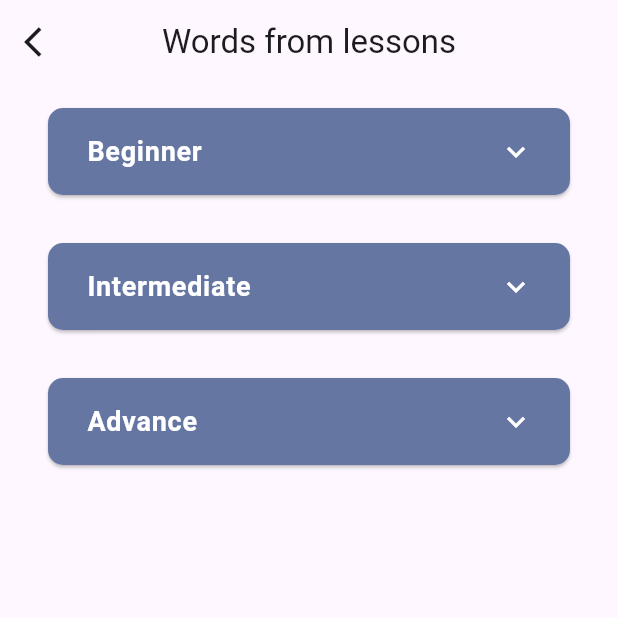
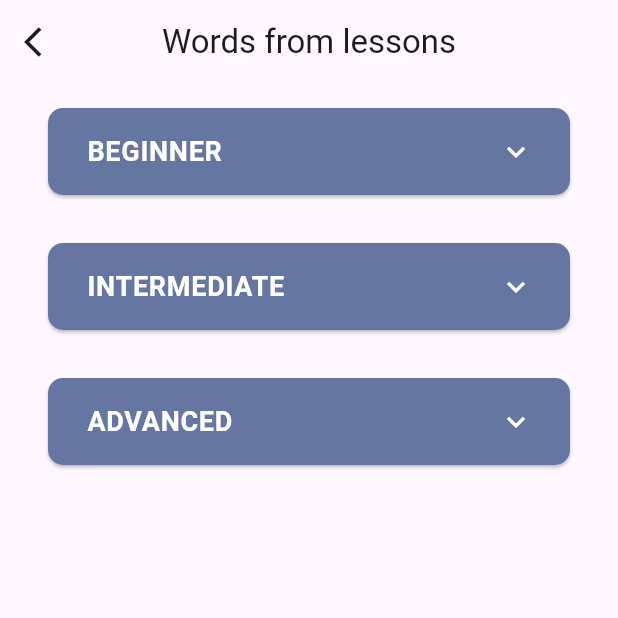
Before and after one commit to dkim-ua/English_hackathon, a Flutter app: the WordSetPage screen opened by its route, on a phone screen of 412 x 824 dp, the top half of it. Run offline on Flutter 3.47's test engine with Material 3 defaults, Android fonts, the phone set to English and light mode, and no system bars; our stand-ins replace auto_route, carousel_slider, flutter_chat_types, flutter_chat_ui, flutter_tts, syncfusion_flutter_charts; accounts and stored records are empty; network calls fail.

Commit message:
edit vocabulary_page and word_set_page

```diff
--- a/lib/pages/general/vocabulary/vocabulary_page.dart
+++ b/lib/pages/general/vocabulary/vocabulary_page.dart
@@ -13,7 +13,7 @@ class VocabularyPage extends StatefulWidget {
 }
 
 class _VocabularyPageState extends State<VocabularyPage> {
-  static const String baseIP = '192.168.137.1:7050';
+  static const String baseIP = '91.199.45.37:7050';
 
   final String userName = 'DAVID NEGR';
   final String userCourse = 'Lera Mais';
--- a/lib/pages/general/vocabulary/word_set_page.dart
+++ b/lib/pages/general/vocabulary/word_set_page.dart
@@ -1,83 +1,146 @@
+import 'dart:convert';
+
 import 'package:auto_route/auto_route.dart';
 import 'package:english_hakaton/route/route.gr.dart';
 import 'package:english_hakaton/theme/main_theme.dart';
 import 'package:flutter/material.dart';
 import 'package:flutter_chat_ui/flutter_chat_ui.dart';
+import 'package:http/http.dart' as http;
+
 @RoutePage()
 class WordSetPage extends StatefulWidget {
   const WordSetPage({Key? key}) : super(key: key); // Const constructor
 
   @override
-  _WordSetPageState createState() => _WordSetPageState();
+  WordSetPageState createState() => WordSetPageState();
 }
 
+class WordSetPageState extends State<WordSetPage> {
+  String userName = 'Words from lessons';
+  static const String baseIP = '91.199.45.37:7050';
+  static List<dynamic> wordSetLevelsForBeginner = List.empty();
+  static List<dynamic> wordSetLevelsForIntermediate = List.empty();
+  static List<dynamic> wordSetLevelsForAdvance = List.empty();
+  static List<dynamic> wordSet = List.empty();
 
-class _WordSetPageState extends State<WordSetPage> {
-  String userName = 'Words from lessons';
+  late Future<void> _loadData;
 
+// Define the isLoading flag
+  bool isLoading = true;
 
-  List<LessonProgress> lessonProgressList = [
-    LessonProgress(
-      lessonName: 'Beginner',
-      lessonNumber: 1,
-      progress: 200,
-      wordsProgress: 10,
-      levels: [
-        Level(name: "Animal",subLevel: 'A1', details: ["Lion", "Tiger","Eagle", "Parrot"]),
-        Level(name: "Animal", subLevel: 'A2',details: ["Lion", "Tiger","Eagle", "Parrot"]),
-        Level(name: "Sport", subLevel: 'A1',details: ["Pool", "Ball"]),
-        Level(name: "Sport", subLevel: 'A2',details: ["Pool", "Ball"]),
-        Level(name: "School", subLevel: 'A1',details: ["Notebook", "Pen","Teacher"]),
-        Level(name: "School", subLevel: 'A2',details: ["Notebook", "Pen","Teacher"]),
-      ],
-    ),
-    LessonProgress(
-      lessonName: 'Intermediate',
-      lessonNumber: 1,
-      progress: 200,
-      wordsProgress: 10,
-      levels: [
-        Level(name: "Animal",subLevel: 'B1', details: ["Lion", "Tiger","Eagle", "Parrot"]),
-        Level(name: "Animal", subLevel: 'B2',details: ["Lion", "Tiger","Eagle", "Parrot"]),
-        Level(name: "Sport", subLevel: 'B1',details: ["Pool", "Ball"]),
-        Level(name: "Sport", subLevel: 'B2',details: ["Pool", "Ball"]),
-        Level(name: "School", subLevel: 'B1',details: ["Notebook", "Pen","Teacher"]),
-        Level(name: "School", subLevel: 'B2',details: ["Notebook", "Pen","Teacher"]),
-      ],
-    ),
-    LessonProgress(
-      lessonName: 'Advance',
-      lessonNumber: 1,
-      progress: 200,
-      wordsProgress: 10,
-      levels: [
-        Level(name: "Animal",subLevel: 'C1', details: ["Lion", "Tiger","Eagle", "Parrot"]),
-        Level(name: "Animal", subLevel: 'C2',details: ["Lion", "Tiger","Eagle", "Parrot"]),
-        Level(name: "Sport", subLevel: 'C1',details: ["Pool", "Ball"]),
-        Level(name: "Sport", subLevel: 'C2',details: ["Pool", "Ball"]),
-        Level(name: "School", subLevel: 'C1',details: ["Notebook", "Pen","Teacher"]),
-        Level(name: "School", subLevel: 'C2',details: ["Notebook", "Pen","Teacher"]),
-      ],
-    )
+  @override
+  void initState() {
+    super.initState();
+    isLoading = true;
+    fetchData();
+  }
+
+  Future<void> fetchData() async {
+    try {
+      fetchWordSetsByLevel("BEGINNER");
+      fetchWordSetsByLevel("INTERMEDIATE");
+      fetchWordSetsByLevel("ADVANCED");
+      isLoading = false;
+      print(wordSetLevelsForBeginner);
+      print(wordSetLevelsForIntermediate);
+      print(wordSetLevelsForAdvance);
+
+      // createLessonProgressList();
+    } catch (e) {
+      print("Error fetching data: $e");
+      setState(() {
+        isLoading = false;
+      });
+    }
+  }
+
+  static List<LessonProgress> lessonProgressList = [
+    createLessonProgress("BEGINNER", wordSetLevelsForBeginner),
+    createLessonProgress("INTERMEDIATE", wordSetLevelsForIntermediate),
+    createLessonProgress("ADVANCED", wordSetLevelsForAdvance)
   ];
 
+  void createLessonProgressList() {
+    setState(() {
+      lessonProgressList = [
+        createLessonProgress("BEGINNER", wordSetLevelsForBeginner),
+        createLessonProgress(
+            "INTERMEDIATE", wordSetLevelsForIntermediate),
+        createLessonProgress("ADVANCED", wordSetLevelsForAdvance)
+      ];
+    });
+  }
 
+  static Future<void> fetchWordSetsByLevel(String level) async {
+    final response = await http
+        .get(Uri.http(baseIP, '/api/v1/word-set/get-word-sets-by-level', {
+      'english-level': level,
+    }));
+
+    try {
+      if (response.statusCode == 200) {
+        wordSetLevelsForBeginner = jsonDecode(response.body);
+        lessonProgressList.add(createLessonProgress(level, wordSetLevelsForBeginner));
+      } else {
+        throw Exception('Failed to load data');
+      }
+    } catch (e) {
+      throw Exception('Failed to load data $e');
+    }
+  }
+
+  static Future<List<dynamic>> fetchWordSetByName(String name) async {
+    final response =
+    await http.get(Uri.http(baseIP, '/api/v1/word-set/by-name', {
+      'name': name,
+    }));
+
+    try {
+      if (response.statusCode == 200) {
+        return jsonDecode(response.body);
+      } else {
+        throw Exception('Failed to load data');
+      }
+    } catch (e) {
+      throw Exception('Failed to load data $e');
+    }
+  }
+
+  static Future<int> addWordsFromWordSet(int userId, String name) async {
+    final response = await http
+        .post(Uri.http(baseIP, '/api/v1/user/add-words-from-word-set', {
+      'user-id': userId.toString(),
+      'name': name,
+    }));
+
+    try {
+      return response.statusCode;
+    } catch (e) {
+      throw Exception('Failed to load data $e');
+    }
+  }
   @override
   Widget build(BuildContext context) {
     return Scaffold(
       appBar: AppBar(
-        title: Text(userName),
+        title: Text('Words from lessons'),
         centerTitle: true,
         leading: IconButton(
-          icon: Icon(Icons.arrow_back_ios,),
-          onPressed: (){
+          icon: Icon(Icons.arrow_back_ios),
+          onPressed: () {
             context.router.replace(GeneralRoute());
           },
         ),
       ),
-      body: SingleChildScrollView(
+      body: isLoading
+          ? Center(
+        // Show a loading indicator if isLoading is true
+        child: CircularProgressIndicator(),
+      )
+          : SingleChildScrollView(
         child: Column(
           children: [
+            // Your content goes here
             LessonSection(lessonProgressList: lessonProgressList),
           ],
         ),
@@ -86,8 +149,38 @@ class _WordSetPageState extends State<WordSetPage> {
   }
 }
 
+LessonProgress createLessonProgress(
+    String lvl, List<dynamic> wordSetLvl) {
+  List<Level> levels = List.empty();
+
+  for (var item in wordSetLvl) {
+    var parts = item.split(', ');
+    if (parts.length == 2) {
+      final uri = Uri.http(WordSetPageState.baseIP, '/api/v1/word-set/by-name', {
+        'name': item,
+      });
+
+      http.get(uri).then((response) {
+        if (response.statusCode == 200) {
+          levels.add(Level(
+              name: parts[0],
+              subLevel: parts[1],
+              details: jsonDecode(response.body)));
+        } else {
+          // Handle the error case
+          print('Request failed with status: ${response.statusCode}');
+        }
+      }).catchError((error) {
+        // Handle the error case
+        print('Error: $error');
+      });
+    }
+  }
+
+  return LessonProgress(lessonName: lvl, levels: levels,);
+}
+
 class UserInfoSection extends StatelessWidget {
-
   @override
   Widget build(BuildContext context) {
     return Padding(
@@ -140,38 +233,44 @@ class _LessonSectionState extends State<LessonSection> {
               );
             },
           ),
-          SizedBox(height: 20.0,)
+          SizedBox(
+            height: 20.0,
+          )
         ],
       ),
     );
   }
 }
 
-
-class LessonProgress {
+class LessonProgress extends StatelessWidget {
   final String lessonName;
-  final int lessonNumber;
-  final double progress;
-  final double wordsProgress;
-  final List<Level> levels;  // Now a list of Level objects, not strings
+  final List<Level> levels; // Now a list of Level objects, not strings
 
   LessonProgress({
     required this.lessonName,
-    required this.lessonNumber,
-    required this.progress,
-    required this.wordsProgress,
     required this.levels,
   });
+
+  @override
+  Widget build(BuildContext context) {
+    // TODO: implement build
+    throw UnimplementedError();
+  }
 }
 
-class Level {
+class Level extends StatelessWidget {
   String name;
   String subLevel;
   List<String> details; // Assume 'details' are a list of strings
 
-  Level({required this.name,required this.subLevel, required this.details});
+  Level({required this.name, required this.subLevel, required this.details});
+
+  @override
+  Widget build(BuildContext context) {
+    // TODO: implement build
+    throw UnimplementedError();
+  }
 }
-
 class LessonButton extends StatelessWidget {
   final LessonProgress lesson;
   final bool isExpanded;
@@ -195,19 +294,26 @@ class LessonButton extends StatelessWidget {
           initiallyExpanded: isExpanded,
           onExpansionChanged: onExpansionChanged,
           title: Row(
-            children: [ // Additional icon
+            children: [
+              // Additional icon
               SizedBox(width: 10), // Space between icons
-              Expanded(child: Text(
-                lesson.lessonName,
-                style: TextStyle(fontSize: 18, fontWeight: FontWeight.bold, color: Colors.white),
-              )),
+              Expanded(
+                  child: Text(
+                    lesson.lessonName,
+                    style: TextStyle(
+                        fontSize: 18,
+                        fontWeight: FontWeight.bold,
+                        color: Colors.white),
+                  )),
             ],
           ),
           iconColor: Colors.white,
           collapsedIconColor: Colors.white,
           backgroundColor: mainColor,
           collapsedBackgroundColor: mainColor,
-          children: lesson.levels.map((level) => _buildNestedExpansionTile(level)).toList(),
+          children: lesson.levels
+              .map((level) => _buildNestedExpansionTile(level))
+              .toList(),
         ),
       ),
     );
@@ -221,26 +327,21 @@ class LessonButton extends StatelessWidget {
             icon: Icon(Icons.add, color: Colors.white),
             onPressed: () {
               // Add your desired functionality here
-              print('Adding detail for: ${level.name} ${level.subLevel}');
+              print('Adding detail for: ${level.name}');
             },
           ),
           SizedBox(width: 8), // Space between the icon and text
-          Column(
-            crossAxisAlignment: CrossAxisAlignment.start,
-            children: [
-              Text(level.name, style: TextStyle(color: Colors.white)),
-              Text(level.subLevel, style: TextStyle(color: Colors.white, fontSize: 16)),
-            ],
-          ),
+          Text(level.name, style: TextStyle(color: Colors.white)),
         ],
       ),
       backgroundColor: mainColor,
       iconColor: Colors.white,
       collapsedIconColor: Colors.white,
-      children: level.details.map((detail) => ListTile(
+      children: level.details
+          .map((detail) => ListTile(
         title: Text(detail, style: TextStyle(color: Colors.white)),
-      )).toList(),
+      ))
+          .toList(),
     );
   }
-
 }
```
